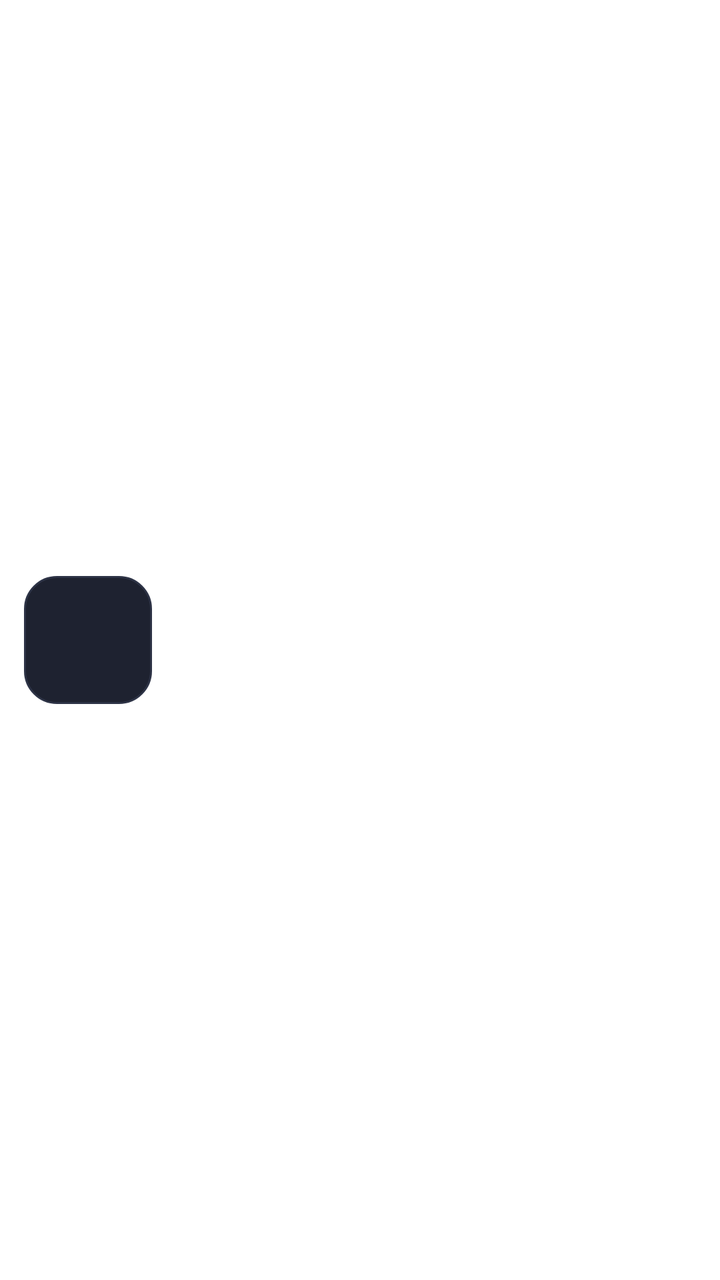
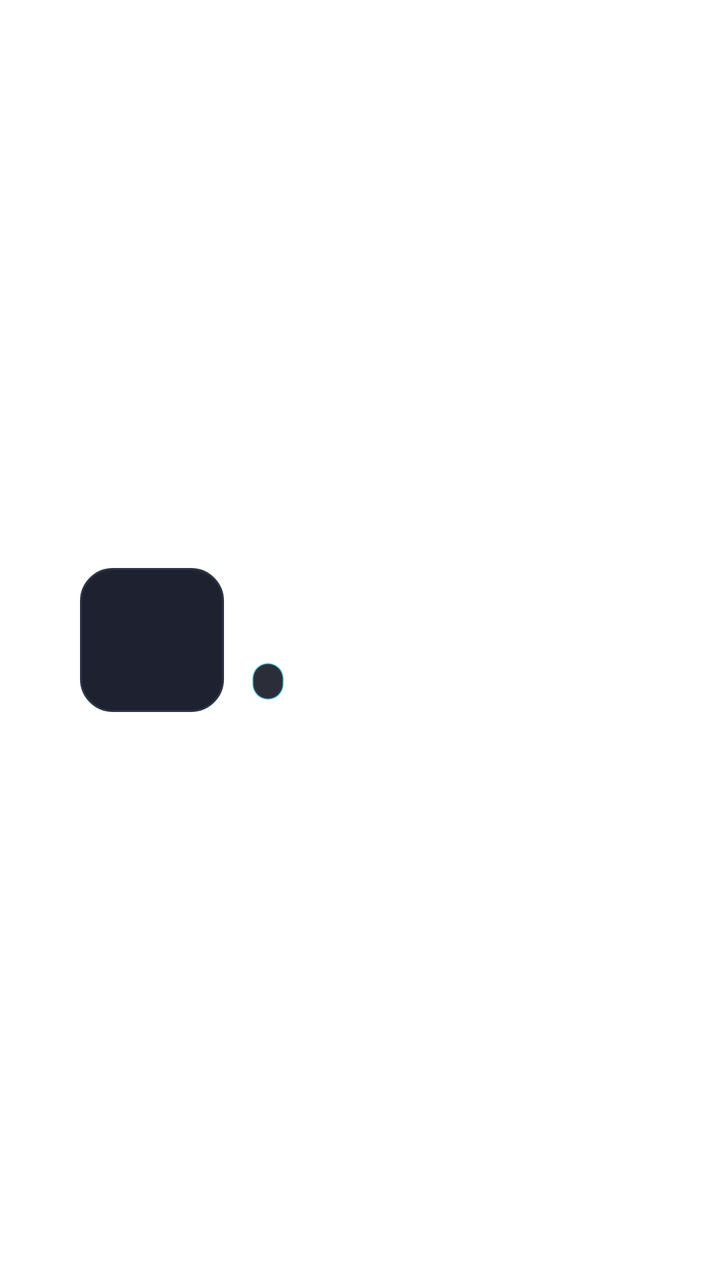

The first picture is an Android layout as it rendered before a commit; the second is the same layout after the commit. The layout source and the unified diff follow.
<!-- AndroidManifest.xml: application theme Theme.LauncherAI -->
<!-- res/layout/item_widget_provider.xml -->
<?xml version="1.0" encoding="utf-8"?>
<LinearLayout xmlns:android="http://schemas.android.com/apk/res/android"
    android:layout_width="match_parent"
    android:layout_height="wrap_content"
    android:orientation="horizontal"
    android:gravity="center_vertical"
    android:padding="12dp"
    android:background="?attr/selectableItemBackground"
    android:clickable="true"
    android:focusable="true">

    <ImageView
        android:id="@+id/ivWidgetPreview"
        android:layout_width="64dp"
        android:layout_height="64dp"
        android:background="@drawable/bg_card_rounded"
        android:padding="4dp"
        android:scaleType="fitCenter"
        android:contentDescription="@null" />

    <LinearLayout
        android:layout_width="0dp"
        android:layout_height="wrap_content"
        android:layout_weight="1"
        android:layout_marginStart="14dp"
        android:orientation="vertical">

        <TextView
            android:id="@+id/tvWidgetLabel"
            android:layout_width="wrap_content"
            android:layout_height="wrap_content"
            android:textColor="@color/text_primary"
            android:textStyle="bold"
            android:textSize="14sp" />

        <TextView
            android:id="@+id/tvWidgetApp"
            android:layout_width="wrap_content"
            android:layout_height="wrap_content"
            android:layout_marginTop="2dp"
            android:textColor="@color/text_secondary"
            android:textSize="12sp" />

        <TextView
            android:id="@+id/tvWidgetSpan"
            android:layout_width="wrap_content"
            android:layout_height="wrap_content"
            android:layout_marginTop="2dp"
            android:textColor="@color/accent_cyan"
            android:textSize="11sp" />

    </LinearLayout>

</LinearLayout>
<!-- resources referenced by this layout -->
<resources>
  <color name="accent_cyan">#06B6D4</color>
  <color name="text_primary">#F3F4F6</color>
  <color name="text_secondary">#9CA3AF</color>
  <!-- drawable bg_card_rounded (drawable) -->
  <?xml version="1.0" encoding="utf-8"?>
  <shape xmlns:android="http://schemas.android.com/apk/res/android"
      android:shape="rectangle">
      <corners android:radius="16dp" />
      <solid android:color="@color/card_bg" />
      <stroke
          android:width="1dp"
          android:color="@color/card_stroke" />
  </shape>
  <style name="Theme.LauncherAI" parent="Base.Theme.LauncherAI" />
  <color name="card_bg">#1E2230</color>
  <color name="card_stroke">#2D3346</color>
  <style name="Base.Theme.LauncherAI" parent="Theme.Material3.DayNight.NoActionBar">
          <item name="android:windowBackground">@android:color/transparent</item>
          <item name="android:windowShowWallpaper">true</item>
          <item name="android:statusBarColor">@android:color/transparent</item>
          <item name="android:navigationBarColor">@android:color/transparent</item>
          <item name="android:windowDrawsSystemBarBackgrounds">true</item>
      </style>
</resources>

<!-- the commit's change to res/layout/item_widget_provider.xml (unified diff, before → after) -->
@@ -2,27 +2,36 @@
 <LinearLayout xmlns:android="http://schemas.android.com/apk/res/android"
     android:layout_width="match_parent"
     android:layout_height="wrap_content"
-    android:orientation="horizontal"
-    android:gravity="center_vertical"
-    android:padding="12dp"
     android:background="?attr/selectableItemBackground"
     android:clickable="true"
-    android:focusable="true">
+    android:focusable="true"
+    android:gravity="center_vertical"
+    android:orientation="horizontal"
+    android:paddingStart="40dp"
+    android:paddingTop="10dp"
+    android:paddingEnd="20dp"
+    android:paddingBottom="10dp">
 
-    <ImageView
-        android:id="@+id/ivWidgetPreview"
-        android:layout_width="64dp"
-        android:layout_height="64dp"
+    
+    <FrameLayout
+        android:layout_width="72dp"
+        android:layout_height="72dp"
         android:background="@drawable/bg_card_rounded"
-        android:padding="4dp"
-        android:scaleType="fitCenter"
-        android:contentDescription="@null" />
+        android:padding="6dp">
+
+        <ImageView
+            android:id="@+id/ivWidgetPreview"
+            android:layout_width="match_parent"
+            android:layout_height="match_parent"
+            android:contentDescription="@null"
+            android:scaleType="fitCenter" />
+    </FrameLayout>
 
     <LinearLayout
         android:layout_width="0dp"
         android:layout_height="wrap_content"
+        android:layout_marginStart="14dp"
         android:layout_weight="1"
-        android:layout_marginStart="14dp"
         android:orientation="vertical">
 
         <TextView
@@ -30,8 +39,8 @@
             android:layout_width="wrap_content"
             android:layout_height="wrap_content"
             android:textColor="@color/text_primary"
-            android:textStyle="bold"
-            android:textSize="14sp" />
+            android:textSize="14sp"
+            android:textStyle="bold" />
 
         <TextView
             android:id="@+id/tvWidgetApp"
@@ -42,12 +51,52 @@
             android:textSize="12sp" />
 
         <TextView
-            android:id="@+id/tvWidgetSpan"
+            android:id="@+id/tvWidgetDescription"
             android:layout_width="wrap_content"
             android:layout_height="wrap_content"
             android:layout_marginTop="2dp"
-            android:textColor="@color/accent_cyan"
-            android:textSize="11sp" />
+            android:ellipsize="end"
+            android:maxLines="2"
+            android:textColor="@color/text_tertiary"
+            android:textSize="11sp"
+            android:visibility="gone" />
+
+        <LinearLayout
+            android:layout_width="wrap_content"
+            android:layout_height="wrap_content"
+            android:layout_marginTop="4dp"
+            android:gravity="center_vertical"
+            android:orientation="horizontal">
+
+            <TextView
+                android:id="@+id/tvWidgetSpan"
+                android:layout_width="wrap_content"
+                android:layout_height="wrap_content"
+                android:background="@drawable/bg_widget_resize_badge"
+                android:paddingStart="8dp"
+                android:paddingTop="2dp"
+                android:paddingEnd="8dp"
+                android:paddingBottom="2dp"
+                android:textColor="@color/accent_cyan"
+                android:textSize="11sp"
+                android:textStyle="bold" />
+
+            <TextView
+                android:id="@+id/tvWidgetConfigBadge"
+                android:layout_width="wrap_content"
+                android:layout_height="wrap_content"
+                android:layout_marginStart="6dp"
+                android:background="@drawable/bg_chip"
+                android:paddingStart="6dp"
+                android:paddingTop="2dp"
+                android:paddingEnd="6dp"
+                android:paddingBottom="2dp"
+                android:text="Setup"
+                android:textColor="@color/accent_secondary"
+                android:textSize="10sp"
+                android:visibility="gone" />
+
+        </LinearLayout>
 
     </LinearLayout>
 
<!-- resource entries referenced after the edit -->
@@ -1,8 +1,10 @@
 <!-- resources referenced by this layout -->
 <resources>
   <color name="accent_cyan">#06B6D4</color>
+  <color name="accent_secondary">#EC4899</color>
   <color name="text_primary">#F3F4F6</color>
   <color name="text_secondary">#9CA3AF</color>
+  <color name="text_tertiary">#6B7280</color>
   <!-- drawable bg_card_rounded (drawable) -->
   <?xml version="1.0" encoding="utf-8"?>
   <shape xmlns:android="http://schemas.android.com/apk/res/android"
@@ -13,9 +15,31 @@
           android:width="1dp"
           android:color="@color/card_stroke" />
   </shape>
+  <!-- drawable bg_chip (drawable) -->
+  <?xml version="1.0" encoding="utf-8"?>
+  <shape xmlns:android="http://schemas.android.com/apk/res/android"
+      android:shape="rectangle">
+      <corners android:radius="18dp" />
+      <solid android:color="@color/chip_bg" />
+      <stroke
+          android:width="1dp"
+          android:color="@color/chip_stroke" />
+  </shape>
+  <!-- drawable bg_widget_resize_badge (drawable) -->
+  <?xml version="1.0" encoding="utf-8"?>
+  <shape xmlns:android="http://schemas.android.com/apk/res/android"
+      android:shape="rectangle">
+      <solid android:color="#E6151824" />
+      <stroke
+          android:width="1dp"
+          android:color="#4D06B6D4" />
+      <corners android:radius="20dp" />
+  </shape>
   <style name="Theme.LauncherAI" parent="Base.Theme.LauncherAI" />
   <color name="card_bg">#1E2230</color>
   <color name="card_stroke">#2D3346</color>
+  <color name="chip_bg">#252A3B</color>
+  <color name="chip_stroke">#374151</color>
   <style name="Base.Theme.LauncherAI" parent="Theme.Material3.DayNight.NoActionBar">
           <item name="android:windowBackground">@android:color/transparent</item>
           <item name="android:windowShowWallpaper">true</item>
